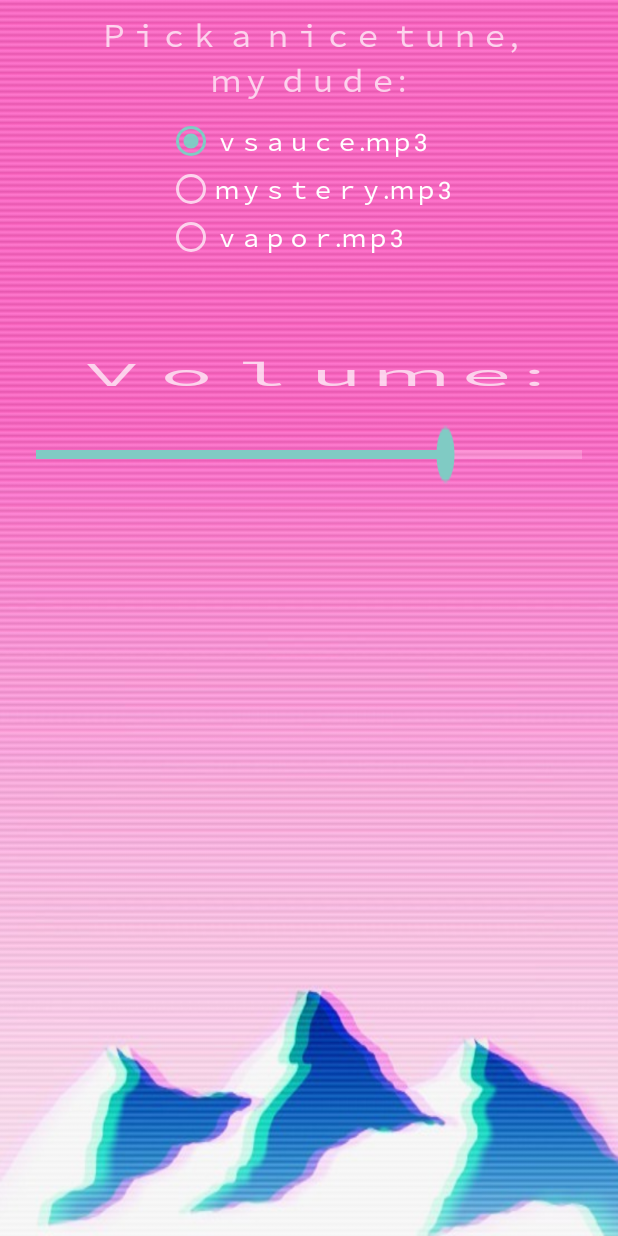
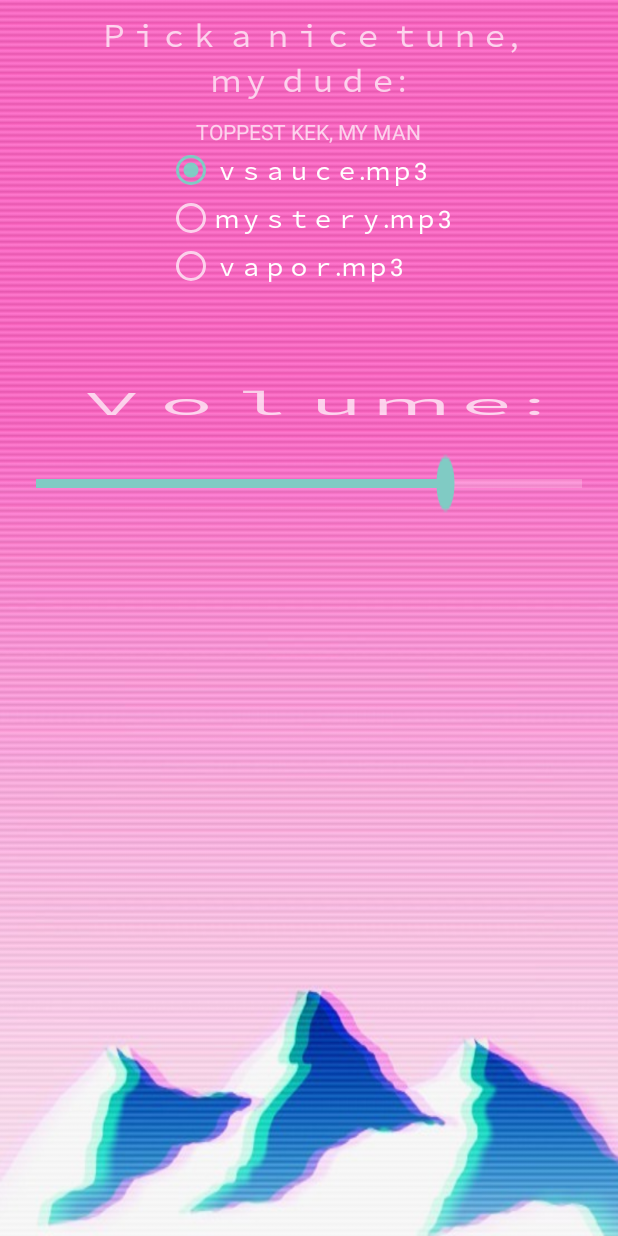
Before and after one commit to schutzekatze/MusicPlays, an Android app: the screen it shows after launch (MainActivity), on a phone screen of 412 x 824 dp. Run offline under Robolectric (Android 15) with nearby library versions, the phone set to English and light mode, and no system bars.

Commit message:
Update updater (S O  M E T A)

```diff
--- a/app/build.gradle
+++ b/app/build.gradle
@@ -7,8 +7,8 @@ android {
         applicationId "heyvsaucemichaelhere.musicplays"
         minSdkVersion 19
         targetSdkVersion 25
-        versionCode 3
-        versionName "1.2"
+        versionCode 4
+        versionName "1.3"
     }
     buildTypes {
         release {
--- a/app/src/main/res/layout/activity_main.xml
+++ b/app/src/main/res/layout/activity_main.xml
@@ -17,6 +17,12 @@
         android:text="@string/pick_some_gud_music"
         android:textSize="20sp"
         android:gravity="center"/>
+
+    <TextView
+        android:layout_width="wrap_content"
+        android:layout_height="wrap_content"
+        android:text="TOPPEST KEK, MY MAN">
+    </TextView>
 
     <RadioGroup
         android:layout_width="wrap_content"
```
Also changed, not shown: 3 other files.
